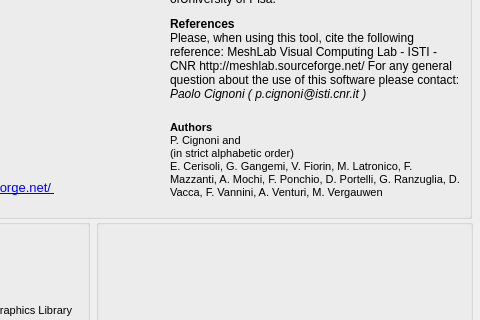
Before: the Qt Designer form src/meshlab/ui/aboutDialog.ui in cnr-isti-vclab/meshlab, drawn with Qt 5; both pictures show x 148 to 628 and y 171 to 491 of the 628 by 622 pixel window.
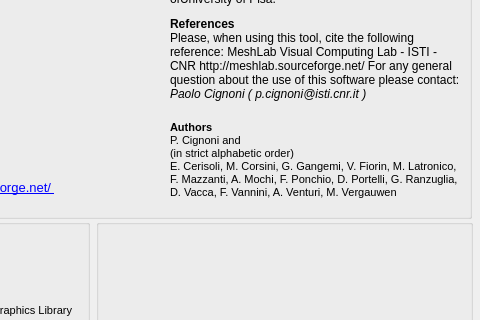
After: the same form once the commit is applied. Icons and pictures are not drawn.

Patch:
```diff
--- a/src/meshlab/ui/aboutDialog.ui
+++ b/src/meshlab/ui/aboutDialog.ui
@@ -152,7 +152,7 @@
       <item>
        <widget class="QLabel" name="labelAuthors" >
         <property name="text" >
-         <string>&lt;html>&lt;head>&lt;meta name="qrichtext" content="1" />&lt;/head>&lt;body style=" white-space: pre-wrap; font-family:MS Shell Dlg; font-size:8.25pt; font-weight:400; font-style:normal; text-decoration:none;">&lt;p style=" margin-top:0px; margin-bottom:0px; margin-left:0px; margin-right:0px; -qt-block-indent:0; text-indent:0px; font-size:8pt;">&lt;span style=" font-weight:600;">Authors&lt;/span>&lt;/p>&lt;p style=" margin-top:0px; margin-bottom:0px; margin-left:0px; margin-right:0px; -qt-block-indent:0; text-indent:0px; font-size:8pt; font-weight:600;">&lt;span style=" font-weight:400;">P. Cignoni and&lt;/span>&lt;/p>&lt;p style=" margin-top:0px; margin-bottom:0px; margin-left:0px; margin-right:0px; -qt-block-indent:0; text-indent:0px; font-size:8pt;">(in strict alphabetic order)&lt;/p>&lt;p style=" margin-top:0px; margin-bottom:0px; margin-left:0px; margin-right:0px; -qt-block-indent:0; text-indent:0px; font-size:8pt;">E. Cerisoli, G. Gangemi, V. Fiorin, M. Latronico, F. Mazzanti, A. Mochi, F. Ponchio, D. Portelli, G. Ranzuglia, D. Vacca, F. Vannini, A. Venturi, M. Vergauwen&lt;/p>&lt;/body>&lt;/html></string>
+         <string>&lt;html>&lt;head>&lt;meta name="qrichtext" content="1" />&lt;/head>&lt;body style=" white-space: pre-wrap; font-family:MS Shell Dlg; font-size:8.25pt; font-weight:400; font-style:normal; text-decoration:none;">&lt;p style=" margin-top:0px; margin-bottom:0px; margin-left:0px; margin-right:0px; -qt-block-indent:0; text-indent:0px; font-size:8pt;">&lt;span style=" font-weight:600;">Authors&lt;/span>&lt;/p>&lt;p style=" margin-top:0px; margin-bottom:0px; margin-left:0px; margin-right:0px; -qt-block-indent:0; text-indent:0px; font-size:8pt; font-weight:600;">&lt;span style=" font-weight:400;">P. Cignoni and&lt;/span>&lt;/p>&lt;p style=" margin-top:0px; margin-bottom:0px; margin-left:0px; margin-right:0px; -qt-block-indent:0; text-indent:0px; font-size:8pt;">(in strict alphabetic order)&lt;/p>&lt;p style=" margin-top:0px; margin-bottom:0px; margin-left:0px; margin-right:0px; -qt-block-indent:0; text-indent:0px; font-size:8pt;">E. Cerisoli, M. Corsini, G. Gangemi, V. Fiorin, M. Latronico, F. Mazzanti, A. Mochi, F. Ponchio, D. Portelli, G. Ranzuglia, D. Vacca, F. Vannini, A. Venturi, M. Vergauwen&lt;/p>&lt;/body>&lt;/html></string>
         </property>
         <property name="wordWrap" >
          <bool>true</bool>
```
